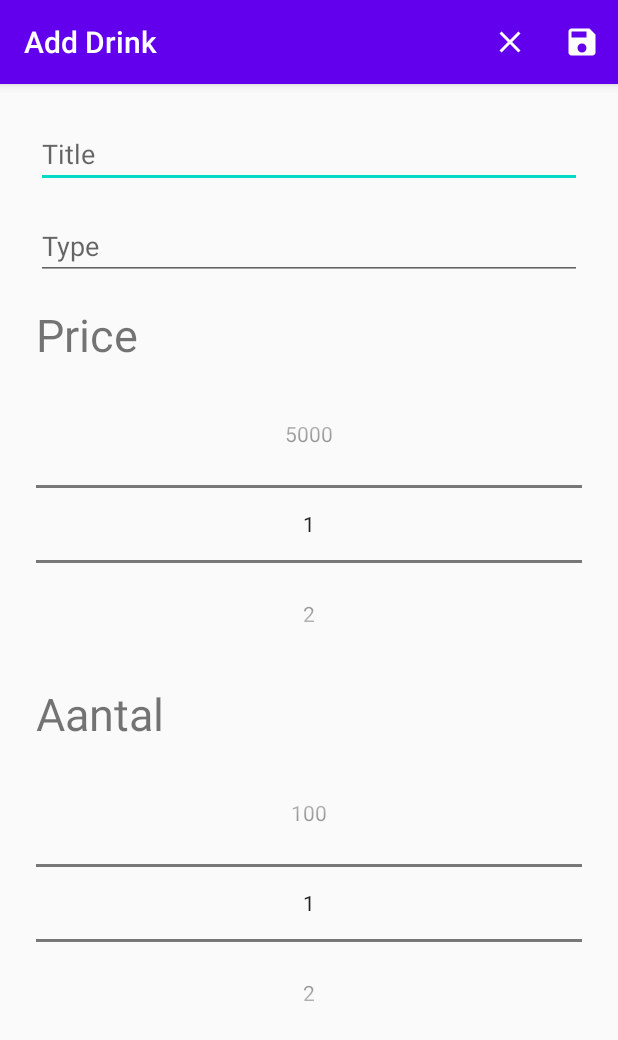
After one commit to RapidMurt/FridgeApp2, an Android app: the NewCardParty screen opened directly, with no data from a screen before it, on a phone screen of 412 x 824 dp. The commit adds this screen. Shown: the top 1040 px of the screen. Run offline under Robolectric (Android 15) with nearby library versions, the phone set to English and light mode, and no system bars; our stand-ins replace Firebase (no records; nobody signed in at launch, a user with empty details on screens opened directly); Roboto replaces fonts that are not available here.

Commit message:
PartyMode en style wijzigen enzovoort
Het toevoegen van drank in de party mode met aantal en prijs ( prijs wel nog in int en een numberpicker dit zal in uitbreiding van de app nog verbeterd worden

```diff
--- a/app/src/main/java/com/example/fridgeapp/Freezer/NewCardActivityFreezer.java
+++ b/app/src/main/java/com/example/fridgeapp/Freezer/NewCardActivityFreezer.java
@@ -25,7 +25,7 @@ public class NewCardActivityFreezer extends AppCompatActivity {
         super.onCreate(savedInstanceState);
         setContentView(R.layout.newcardfreezer);
         getSupportActionBar().setHomeAsUpIndicator(R.drawable.ic_close);
-        setTitle("Add Note");
+        setTitle("Add Product");
         editTextTitle = findViewById(R.id.edit_text_title);
         editTextExpireDate = findViewById(R.id.edit_text_expireDate);
         editTextType = findViewById(R.id.edit_text_type);
@@ -54,7 +54,7 @@ public class NewCardActivityFreezer extends AppCompatActivity {
         String expireDate= editTextExpireDate.getText().toString();
         String type = editTextType.getText().toString();
         if (title.trim().isEmpty() || expireDate.trim().isEmpty() || type.trim().isEmpty()) {
-            Toast.makeText(this, "Please insert a title , expireDate , Type", Toast.LENGTH_SHORT).show();
+            Toast.makeText(this, "Gelieve alles in te vullen!", Toast.LENGTH_SHORT).show();
             return;
         }
         CollectionReference notebookRef = FirebaseFirestore.getInstance()
--- a/app/src/main/java/com/example/fridgeapp/Fridge/NewCardActivity.java
+++ b/app/src/main/java/com/example/fridgeapp/Fridge/NewCardActivity.java
@@ -25,7 +25,7 @@ public class NewCardActivity extends AppCompatActivity {
         super.onCreate(savedInstanceState);
         setContentView(R.layout.activity_new_card);
         getSupportActionBar().setHomeAsUpIndicator(R.drawable.ic_close);
-        setTitle("Add Note");
+        setTitle("Add Product");
         editTextTitle = findViewById(R.id.edit_text_title);
         editTextExpireDate = findViewById(R.id.edit_text_expireDate);
         editTextType = findViewById(R.id.edit_text_type);
--- /dev/null
+++ b/app/src/main/java/com/example/fridgeapp/Party/NewCardParty.java
@@ -0,0 +1,79 @@
+package com.example.fridgeapp.Party;
+
+import androidx.appcompat.app.AppCompatActivity;
+
+import android.os.Bundle;
+import android.text.Editable;
+import android.view.Menu;
+import android.view.MenuInflater;
+import android.view.MenuItem;
+import android.widget.EditText;
+import android.widget.NumberPicker;
+import android.widget.Toast;
+
+import com.example.fridgeapp.Freezer.Freezer;
+import com.example.fridgeapp.Fridge.Card;
+import com.example.fridgeapp.R;
+import com.google.firebase.firestore.CollectionReference;
+import com.google.firebase.firestore.FirebaseFirestore;
+
+public class NewCardParty extends AppCompatActivity {
+
+    private EditText editTextTitle;
+    private NumberPicker editTextQuantity;
+    private NumberPicker editTextPrice;
+    private EditText editTextType;
+
+    @Override
+    protected void onCreate(Bundle savedInstanceState) {
+        super.onCreate(savedInstanceState);
+        setContentView(R.layout.activity_new_card_party);
+        getSupportActionBar().setHomeAsUpIndicator(R.drawable.ic_close);
+        setTitle("Add Drink");
+        editTextTitle = findViewById(R.id.edit_text_title);
+        editTextType = findViewById(R.id.edit_text_type);
+
+        editTextPrice = findViewById(R.id.edit_text_Price);
+        editTextPrice.setMinValue(1);
+        editTextPrice.setMaxValue(5000);
+
+        editTextQuantity = findViewById(R.id.edit_text_Quantity);
+        editTextQuantity.setMinValue(1);
+        editTextQuantity.setMaxValue(100);
+    }
+    @Override
+    public boolean onCreateOptionsMenu(Menu menu) {
+        MenuInflater menuInflater = getMenuInflater();
+        menuInflater.inflate(R.menu.new_menu, menu);
+        return super.onCreateOptionsMenu(menu);
+    }
+    @Override
+    public boolean onOptionsItemSelected(MenuItem item) {
+        switch (item.getItemId()) {
+            case R.id.save:
+                saveNote();
+                return true;
+            case R.id.close:
+                getSupportFragmentManager().beginTransaction().replace(R.id.fragment_container, new Party()).commit();
+
+            default:
+                return super.onOptionsItemSelected(item);
+        }
+    }
+    private void saveNote() {
+        String title = editTextTitle.getText().toString();
+        int Quantity = editTextQuantity.getValue();
+        int Price = editTextPrice.getValue();
+        String type = editTextType.getText().toString();
+
+        if (title.trim().isEmpty() ||  type.trim().isEmpty()) {
+            Toast.makeText(this, "Gelieve alles in te vullen!", Toast.LENGTH_SHORT).show();
+            return;
+        }
+        CollectionReference notebookRef = FirebaseFirestore.getInstance()
+                .collection("PartyMode");
+        notebookRef.add(new CardParty(title , Quantity , type , Price));
+        Toast.makeText(this, "card added", Toast.LENGTH_SHORT).show();
+        finish();
+    }
+}
--- /dev/null
+++ b/app/src/main/res/layout/activity_new_card_party.xml
@@ -0,0 +1,60 @@
+<?xml version="1.0" encoding="utf-8"?>
+<LinearLayout xmlns:android="http://schemas.android.com/apk/res/android"
+    xmlns:app="http://schemas.android.com/apk/res-auto"
+    xmlns:tools="http://schemas.android.com/tools"
+    android:layout_width="match_parent"
+    android:layout_height="match_parent"
+    tools:context=".Party.NewCardParty"
+    android:padding="16dp"
+    android:orientation="vertical">
+
+
+        <EditText
+            android:id="@+id/edit_text_title"
+            android:layout_width="match_parent"
+            android:layout_height="wrap_content"
+            android:hint="Title"
+            android:inputType="text"
+            android:layout_margin="8dp"/>
+        <EditText
+            android:id="@+id/edit_text_type"
+            android:layout_width="match_parent"
+            android:layout_height="wrap_content"
+            android:layout_margin="8dp"
+            android:hint="Type"
+            />
+        <TextView
+            android:layout_width="wrap_content"
+            android:layout_height="wrap_content"
+            android:text="Price"
+            android:textSize="30dp"
+            android:layout_margin="8dp"
+
+            />
+        <NumberPicker
+            android:id="@+id/edit_text_Price"
+            android:layout_width="match_parent"
+            android:layout_height="wrap_content"
+            android:hint="Prijs"
+            android:inputType="number"
+            android:layout_margin="8dp"/>
+
+        <TextView
+            android:layout_width="wrap_content"
+            android:layout_height="wrap_content"
+            android:text="Aantal"
+            android:textSize="30dp"
+            android:layout_margin="8dp"
+
+            />
+
+        <NumberPicker
+            android:id="@+id/edit_text_Quantity"
+            android:layout_width="match_parent"
+            android:layout_height="wrap_content"
+            android:hint="Aantal"
+            android:inputType="number"
+            android:layout_margin="8dp"/>
+
+
+</LinearLayout>
--- a/app/src/main/res/layout/item.xml
+++ b/app/src/main/res/layout/item.xml
@@ -6,7 +6,7 @@
     android:layout_marginTop="8dp"
     android:layout_marginStart="8dp"
     android:layout_marginEnd="8dp"
-    app:cardBackgroundColor="@color/cardview_dark_background">
+    app:cardBackgroundColor="@color/grey">
 
     <RelativeLayout
         android:layout_width="match_parent"
--- a/app/src/main/res/values/colors.xml
+++ b/app/src/main/res/values/colors.xml
@@ -4,4 +4,5 @@
     <color name="colorPrimaryDark">#3700B3</color>
     <color name="black">#000000</color>
     <color name="colorAccent">#03DAC5</color>
+    <color name="grey">#999999</color>
 </resources>
```
Also changed, not shown: app/src/main/AndroidManifest.xml (+13 -7 lines), app/src/main/java/com/example/fridgeapp/Party/CardAdapter.java (added, +57 -0 lines), app/src/main/java/com/example/fridgeapp/Party/CardParty.java (added, +39 -0 lines), app/src/main/java/com/example/fridgeapp/Party/Party.java (+43 -1 lines), app/src/main/res/layout/cardparty.xml (added, +78 -0 lines).
